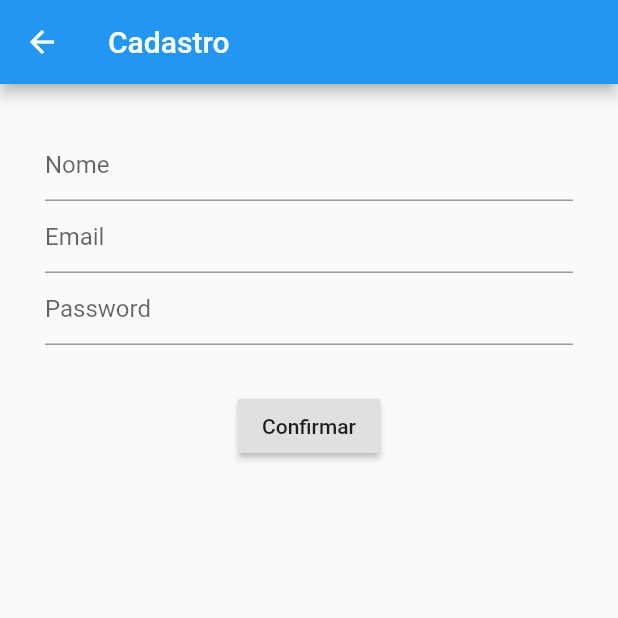
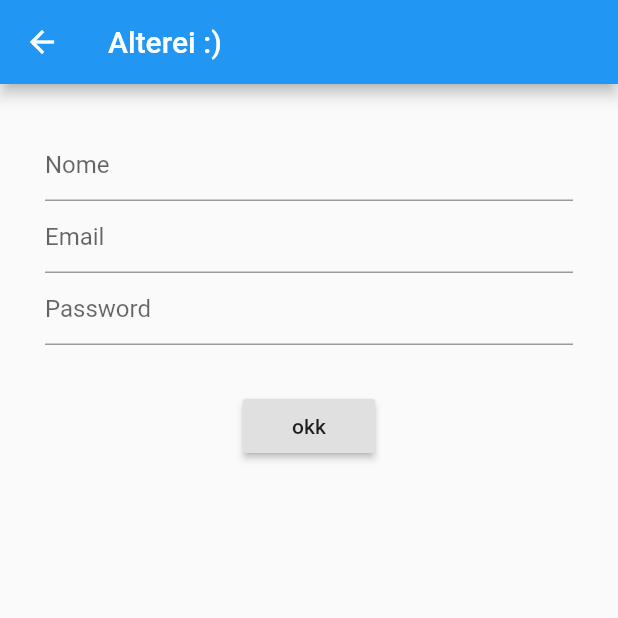
Before and after one commit to igorfel/flutter-basic, a Flutter app: the SignupPage screen opened directly, on a phone screen of 412 x 824 dp, the top half of it. Run offline on Flutter 3.47's test engine with Material 2 defaults, Android fonts, the phone set to English and light mode, and no system bars.

Commit message:
alterei o nome confirmar para okk

```diff
--- a/lib/signup/SignupPage.dart
+++ b/lib/signup/SignupPage.dart
@@ -14,7 +14,7 @@ class _SignupPageState extends State<SignupPage> {
   Widget build(BuildContext context) {
     return new Scaffold(
         appBar: new AppBar(
-          title: new Text("Cadastro"),
+          title: new Text("Alterei :)"),
         ),
         body: Padding(
           padding: EdgeInsets.all(30.0),
@@ -35,7 +35,7 @@ class _SignupPageState extends State<SignupPage> {
               ),
               SizedBox(height: 30.0),
               RaisedButton(
-                child: new Text("Confirmar"),
+                child: new Text("okk"),
                 onPressed: () {},
               )
             ],
```
